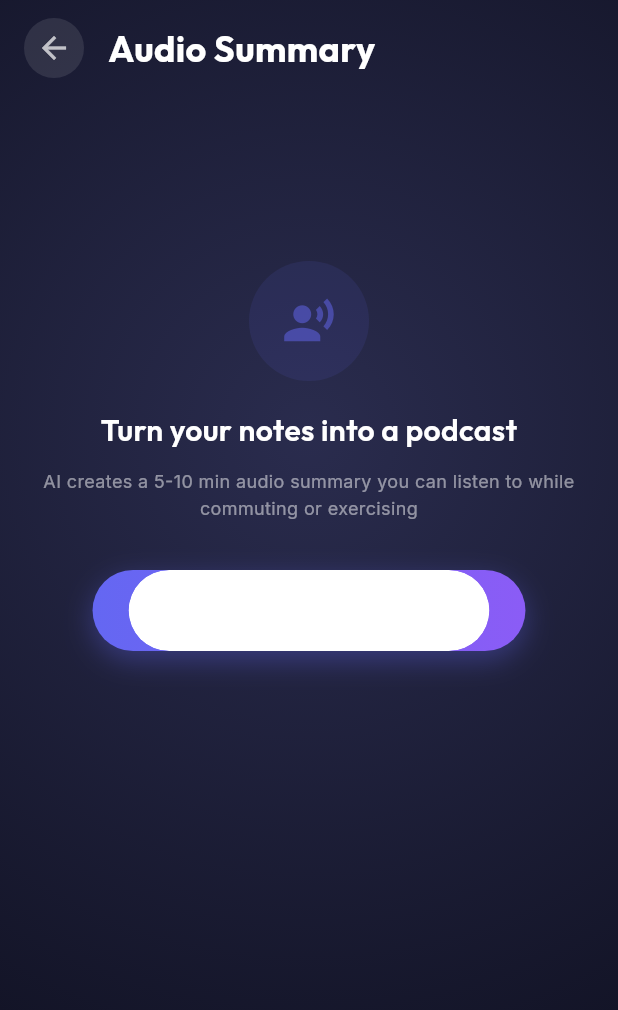
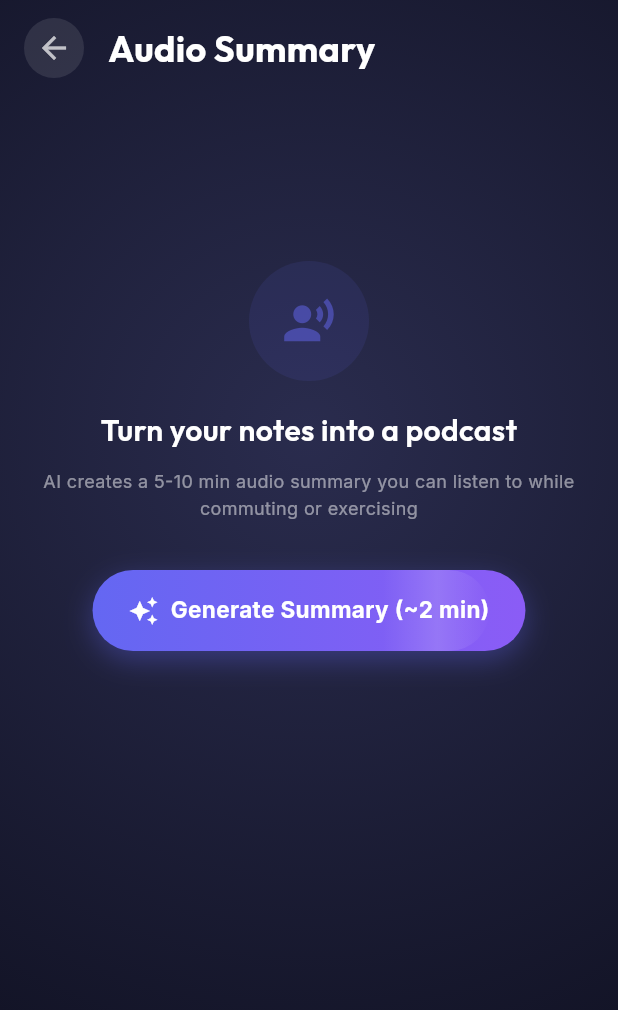
Before and after one commit to BagasyStudio/Kapsa-AI-Study-Exam-Prep, a Flutter app: the AudioPlayerScreen screen opened directly with empty values, on a phone screen of 412 x 824 dp. Shown: the top 1010 px of the screen. Run offline on Flutter 3.47's test engine with Material 3 defaults, Android fonts, the phone set to English and light mode, and no system bars; our stand-ins replace audioplayers, cached_network_image, confetti, connectivity_plus, file_picker, flutter_local_notifications and 12 more; missing offline and left inert: flutter_math_fork, markdown, purchases_flutter, record; accounts and stored records are empty.

Commit message:
fix: resolve 8 bugs across auth, groups, chat, and UI
P0: Auth false positives — error_handler no longer treats all 401
FunctionExceptions as session expired; checks message content first.
Added PostgrestException handler for friendly DB error messages.

P0: Group feed PGRST200 — added FK from group_activities.user_id
to profiles.id so PostgREST can resolve the relationship join.

P1: Oracle chat text — increased dark mode bubble opacity from
0.14 to 0.28 for better text contrast/readability.

P1: ShimmerButton — replaced ShaderMask+srcATop approach with
simple DecoratedBox gradient overlay to fix white-out rendering.

P2: All raw error displays in group_detail_screen now use
AppErrorHandler.friendlyMessage() instead of showing exceptions.

Co-Authored-By: Claude Opus 4.6 <noreply@anthropic.com>

```diff
--- a/lib/core/widgets/shimmer_button.dart
+++ b/lib/core/widgets/shimmer_button.dart
@@ -104,28 +104,23 @@ class _ShimmerButtonState extends State<ShimmerButton>
             child: Stack(
               alignment: Alignment.center,
               children: [
-                // Shimmer sweep overlay
+                // Shimmer sweep overlay — simple gradient layer
                 Positioned.fill(
                   child: ClipRRect(
                     borderRadius: AppRadius.borderRadiusPill,
-                    child: ShaderMask(
-                      shaderCallback: (bounds) {
-                        return LinearGradient(
+                    child: IgnorePointer(
+                      child: DecoratedBox(
+                        decoration: BoxDecoration(
+                          gradient: LinearGradient(
                             colors: [
                               Colors.white.withValues(alpha: 0.0),
-                            Colors.white.withValues(alpha: 0.18),
+                              Colors.white.withValues(alpha: 0.15),
                               Colors.white.withValues(alpha: 0.0),
                             ],
                             stops: const [0.0, 0.5, 1.0],
                             begin: Alignment(_shimmerAnim.value - 0.3, 0),
                             end: Alignment(_shimmerAnim.value + 0.3, 0),
-                        ).createShader(bounds);
-                      },
-                      blendMode: BlendMode.srcATop,
-                      child: Container(
-                        decoration: BoxDecoration(
-                          color: Colors.white,
-                          borderRadius: AppRadius.borderRadiusPill,
+                          ),
                         ),
                       ),
                     ),
--- a/lib/features/chat/presentation/widgets/ai_message_bubble.dart
+++ b/lib/features/chat/presentation/widgets/ai_message_bubble.dart
@@ -57,7 +57,7 @@ class AiMessageBubble extends StatelessWidget {
                   ),
                   decoration: BoxDecoration(
                     color: isDark
-                        ? Colors.white.withValues(alpha: 0.14)
+                        ? Colors.white.withValues(alpha: 0.28)
                         : Colors.white.withValues(alpha: 0.82),
                     borderRadius: const BorderRadius.only(
                       topLeft: Radius.circular(AppRadius.xxl),
```
Also changed, not shown: lib/core/utils/error_handler.dart (+23 -1 lines), lib/features/groups/presentation/screens/group_detail_screen.dart (+49 -4 lines). Lines whose indentation alone changed are shown as unchanged.
